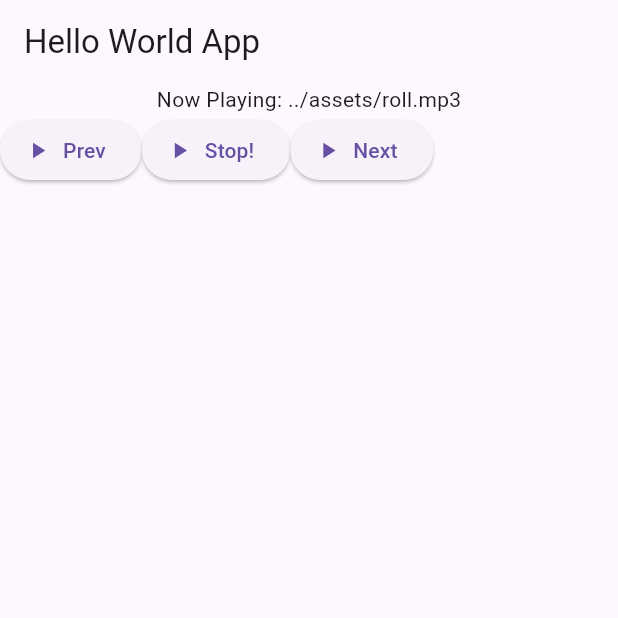
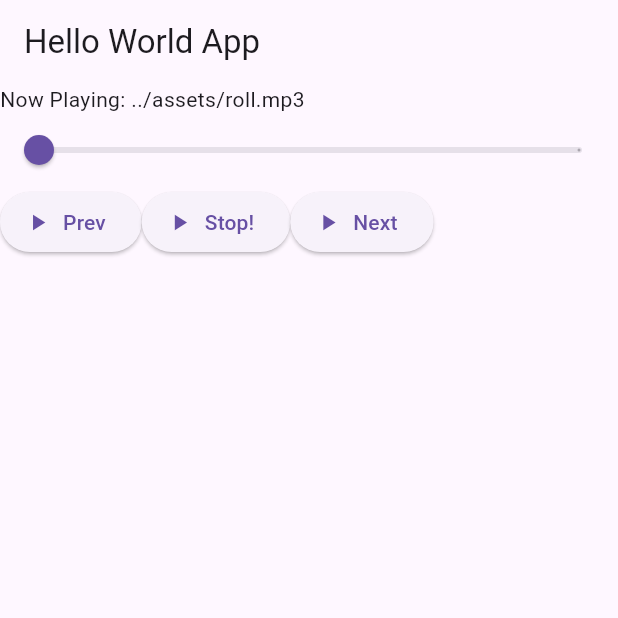
Before and after one commit to snacksbro/symphony, a Flutter app: the screen it shows after launch, after a tap on "Play!", on a phone screen of 412 x 824 dp, the top half of it. Run offline on Flutter 3.47's test engine with Material 3 defaults, Android fonts, the phone set to English and light mode, and no system bars; our stand-ins replace audioplayers.

```diff
--- a/lib/src/play_bar.dart
+++ b/lib/src/play_bar.dart
@@ -23,6 +23,8 @@ class PlayBar extends StatefulWidget {
 class _PlayBarState extends State<PlayBar> {
   late bool playing;
   late bool songSelected;
+  Duration songProgress = Duration(seconds: 0);
+  Duration songDuration = Duration(seconds: 1);
   final player = AudioPlayer();
 
   @override
@@ -31,6 +33,17 @@ class _PlayBarState extends State<PlayBar> {
     super.initState();
     playing = false;
     songSelected = false;
+
+    player.onPositionChanged.listen((event) {
+      setState(() {
+        songProgress = event;
+      });
+    });
+    player.onDurationChanged.listen((event) {
+      setState(() {
+        songDuration = event;
+      });
+    });
   }
 
   @override
@@ -58,7 +71,6 @@ class _PlayBarState extends State<PlayBar> {
     // TODO: Redo some of the logic around songSelected
     // TODO: Replace default track
     AssetSource track = AssetSource(widget.trackSource);
-    print("Now playing: " + widget.trackSource);
 
     if (!playing) {
       if (!songSelected) {
@@ -82,8 +94,24 @@ class _PlayBarState extends State<PlayBar> {
     }
   }
 
+  void update_progess(double val) {
+    setState(() {
+      songProgress = new Duration(seconds: val.toInt());
+      player.seek(songProgress);
+    });
+  }
+
   Widget build(BuildContext context) {
-    return Row(
+    return Column(children: <Widget>[
+      Slider(
+        value: songProgress.inSeconds.toDouble(),
+        max: songDuration.inSeconds.toDouble(),
+        // Seems as silky as I can make it is per second
+        // TODO: Look into firing the event more often?
+        divisions: songDuration.inSeconds,
+        onChanged: update_progess,
+      ),
+      Row(
         children: <Widget>[
           ElevatedButton.icon(
             icon: Icon(Icons.play_arrow),
@@ -101,6 +129,7 @@ class _PlayBarState extends State<PlayBar> {
             onPressed: next,
           ),
         ],
-    );
+      )
+    ]);
   }
 }
--- a/lib/src/song_info.dart
+++ b/lib/src/song_info.dart
@@ -1,5 +1,4 @@
 import 'package:flutter/material.dart';
-import 'package:foo/src/play_bar.dart';
 
 class SongInfo extends StatefulWidget {
   final String songTitle;
@@ -11,9 +10,6 @@ class SongInfo extends StatefulWidget {
 
 class _SongInfoState extends State<SongInfo> {
   Widget build(BuildContext context) {
-    return Column(children: <Widget>[
-      // Text('Now Playing: ${PlayBar.currentQueue[PlayBar.queueIndex]}')
-      Text('Now Playing: ${widget.songTitle}')
-    ]);
+    return Row(children: <Widget>[Text('Now Playing: ${widget.songTitle}')]);
   }
 }
```
Lines whose indentation alone changed are shown as unchanged.
